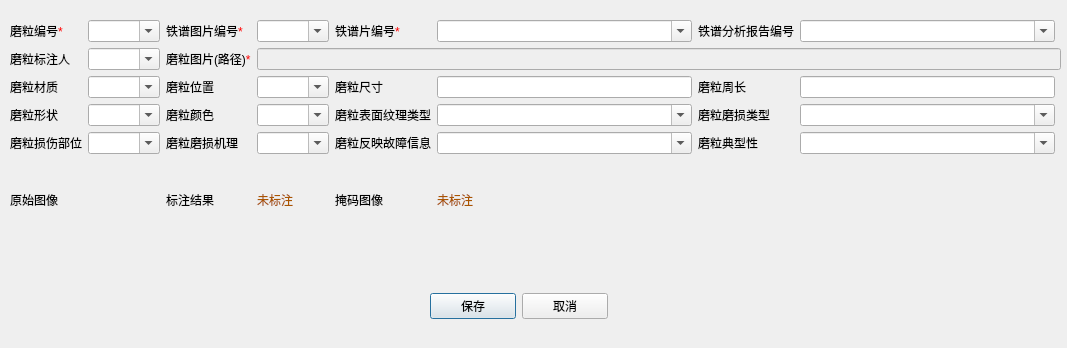
Before: the Qt Designer form MoliProperties.ui in WooodHead/labelling3, drawn with Qt 5.
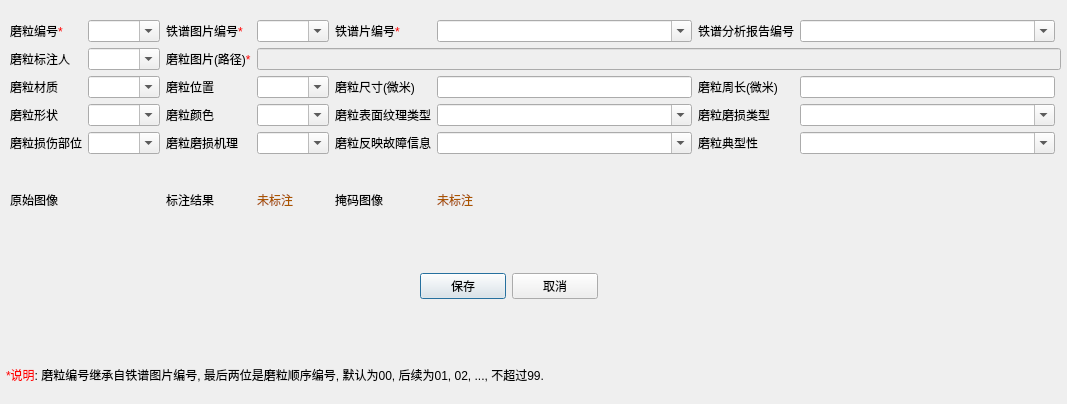
After: the same form once the commit is applied.

Patch:
```diff
--- a/MoliProperties.ui
+++ b/MoliProperties.ui
@@ -7,7 +7,7 @@
     <x>0</x>
     <y>0</y>
     <width>1067</width>
-    <height>348</height>
+    <height>404</height>
    </rect>
   </property>
   <property name="windowTitle">
@@ -106,7 +106,7 @@
     <item row="4" column="5">
      <widget class="QLabel" name="label_123">
       <property name="text">
-       <string>磨粒尺寸</string>
+       <string>磨粒尺寸(微米)</string>
       </property>
      </widget>
     </item>
@@ -157,7 +157,7 @@
     <item row="4" column="7">
      <widget class="QLabel" name="label_126">
       <property name="text">
-       <string>磨粒周长</string>
+       <string>磨粒周长(微米)</string>
       </property>
      </widget>
     </item>
@@ -317,11 +317,11 @@
     </item>
    </layout>
   </widget>
-  <widget class="QWidget" name="">
+  <widget class="QWidget" name="layoutWidget">
    <property name="geometry">
     <rect>
-     <x>430</x>
-     <y>290</y>
+     <x>420</x>
+     <y>270</y>
      <width>178</width>
      <height>32</height>
     </rect>
@@ -343,10 +343,19 @@
     </item>
    </layout>
   </widget>
-  <zorder>layoutWidget_2</zorder>
-  <zorder>pushButton</zorder>
-  <zorder>pushButton_2</zorder>
-  <zorder></zorder>
+  <widget class="QLabel" name="label_133">
+   <property name="geometry">
+    <rect>
+     <x>6</x>
+     <y>350</y>
+     <width>661</width>
+     <height>51</height>
+    </rect>
+   </property>
+   <property name="text">
+    <string>&lt;html&gt;&lt;head/&gt;&lt;body&gt;&lt;p&gt;&lt;span style=&quot; color:#ff0000;&quot;&gt;*说明&lt;/span&gt;: 磨粒编号继承自铁谱图片编号, 最后两位是磨粒顺序编号, 默认为00, 后续为01, 02, ..., 不超过99.&lt;/p&gt;&lt;/body&gt;&lt;/html&gt;</string>
+   </property>
+  </widget>
  </widget>
  <resources/>
  <connections/>
```
